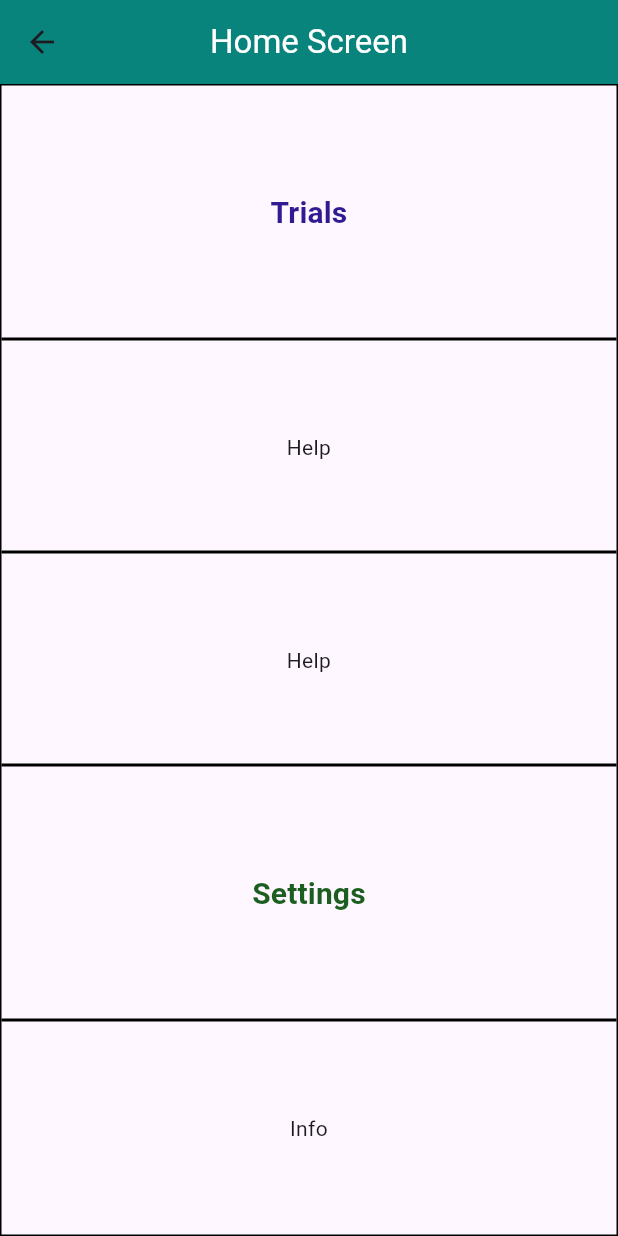
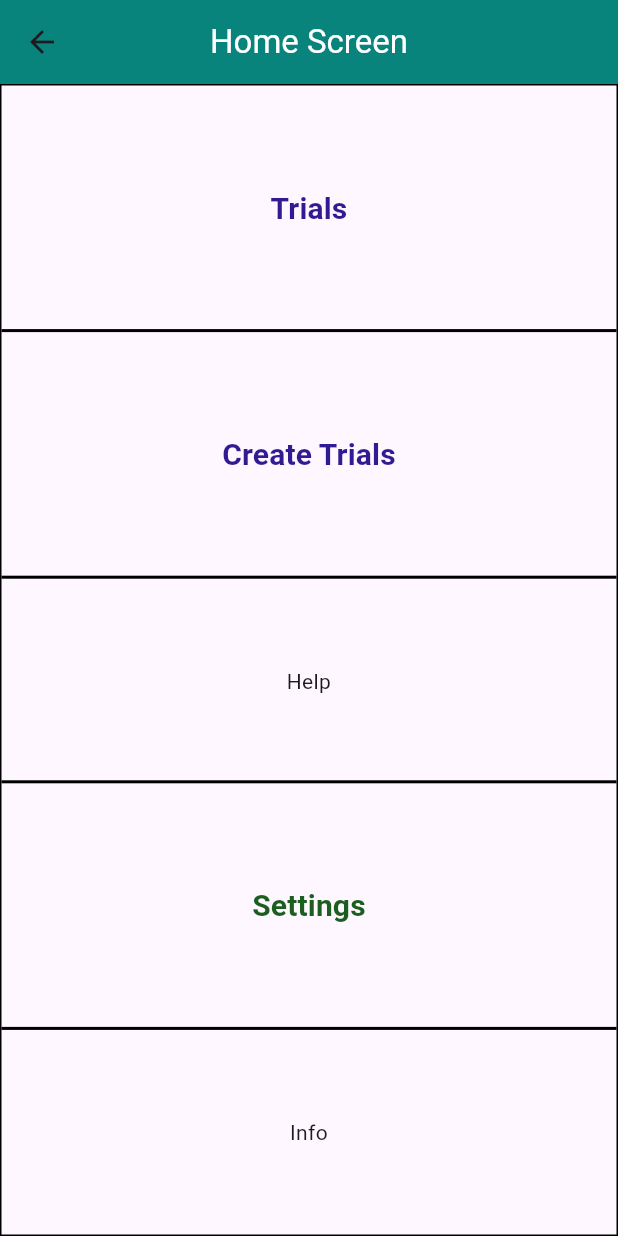
Before and after one commit to Cost-Effective-Software-Project-11/Klinik, a Flutter app: the HomeScreen screen opened directly, on a phone screen of 412 x 824 dp. Run offline on Flutter 3.47's test engine with Material 3 defaults, Android fonts, the phone set to English and light mode, and no system bars.

Commit message:
Update home_screen.dart

```diff
--- a/lib/screens/home/home_screen.dart
+++ b/lib/screens/home/home_screen.dart
@@ -1,6 +1,7 @@
 import 'package:flutter/material.dart';
 import 'package:flutter_gp5/screens/patient_trials/patient_trials_screen.dart';
 import 'package:flutter_gp5/screens/settings/settings_screen.dart';
+import 'package:flutter_gp5/screens/create_trials/create_trials_screen.dart';
 
 class HomeScreen extends StatelessWidget {
   const HomeScreen({super.key});
@@ -32,7 +33,7 @@ class HomeScreen extends StatelessWidget {
               thickness: _dividerThickness,
             ),
             // Add validation if the user is a doctor to see this button:
-            const Text("Help", textAlign: TextAlign.center),
+            _buildCreateTrialsButton(context),
             _customDivider(
               thickness: _dividerThickness,
             ),
@@ -96,6 +97,27 @@ class HomeScreen extends StatelessWidget {
     );
   }
 
+Widget _buildCreateTrialsButton(BuildContext context) {
+    return TextButton(
+      onPressed: () {
+        Navigator.push(
+          context,
+          MaterialPageRoute(builder: (context) => const CreateTrialsScreen()),
+        );
+      },
+      child: Text(
+        'Create Trials',
+        style: TextStyle(
+          fontSize: 20,
+          inherit: true,
+          fontWeight: FontWeight.bold,
+          color: Colors.deepPurple.shade900,
+        ),
+        textAlign: TextAlign.center,
+      ),
+    );
+  }
+
 //Custom divider
   Divider _customDivider({
     double thickness = 0.0,
```
